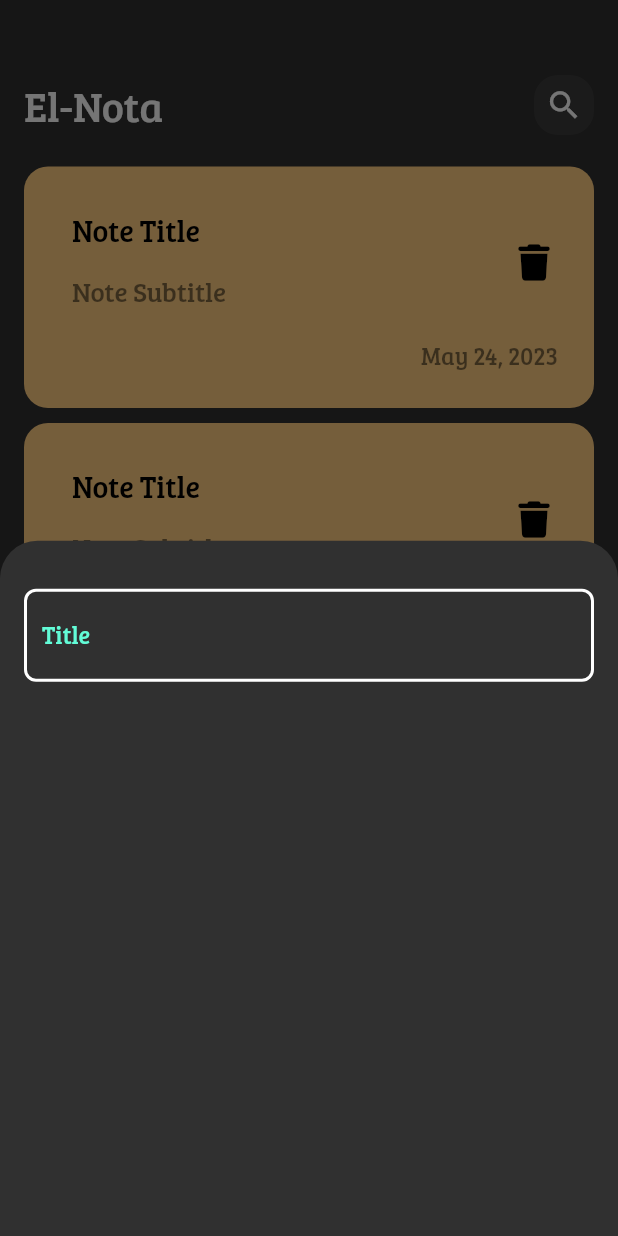
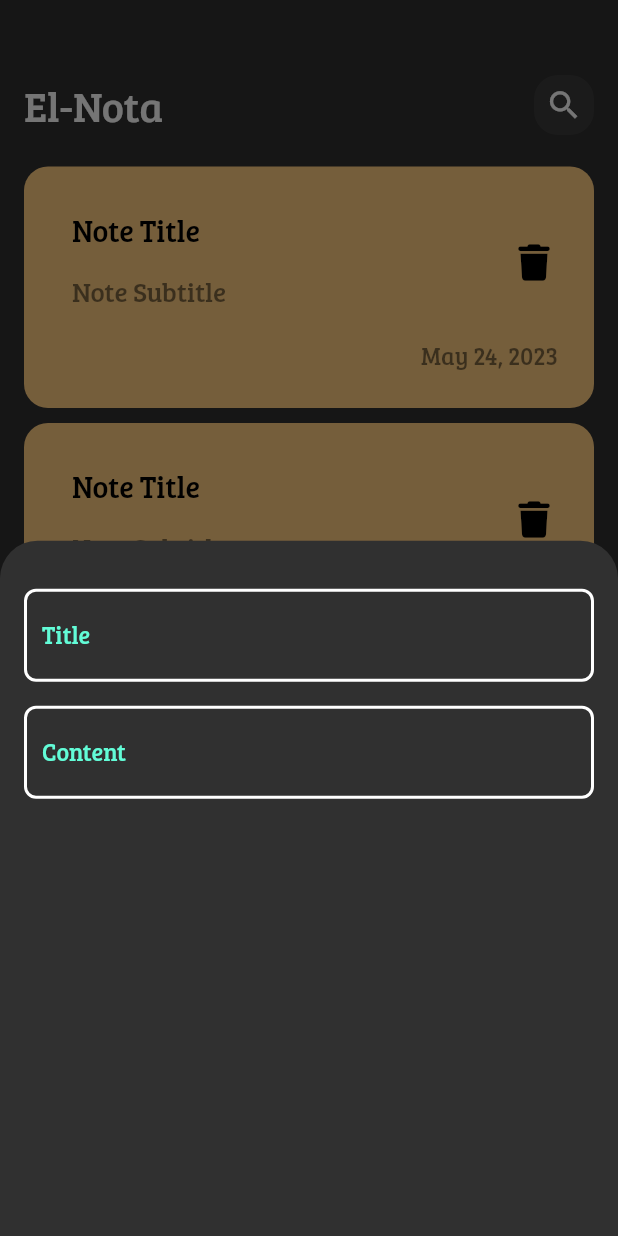
Before and after one commit to el5hatib/flutter-note-app-, a Flutter app: the screen it shows after launch, after a tap on the "add" icon, on a phone screen of 412 x 824 dp. Run offline on Flutter 3.47's test engine with Material 2 defaults, Android fonts, the phone set to English and light mode, and no system bars; our stand-ins replace font_awesome_flutter.

Commit message:
add fields to note bottomsheet

```diff
--- a/lib/widgests/AddNoteBottomSheet.dart
+++ b/lib/widgests/AddNoteBottomSheet.dart
@@ -9,11 +9,16 @@ class AddNoteBottomSheet extends StatelessWidget {
     return Padding(
       padding: const EdgeInsets.symmetric(horizontal: 16.0),
       child: Column(
-        children: [
+        children:  [
           SizedBox(
             height: 32,
           ),
-          CustomeTextField(),
+          CustomeTextField(hints: 'Title',),
+          SizedBox(
+            height: 16,
+          ),
+          CustomeTextField(hints: 'Content', maxLines: 5,),
+
         ],
       ),
     );
--- a/lib/widgests/CustomeTextField.dart
+++ b/lib/widgests/CustomeTextField.dart
@@ -3,14 +3,16 @@ import 'package:flutter/material.dart';
 import 'Constant.dart';
 
 class CustomeTextField extends StatelessWidget {
-  const CustomeTextField({super.key});
-
+  const CustomeTextField({super.key, required this.hints, this.maxLines=1});
+  final String hints ;
+  final int maxLines;
   @override
   Widget build(BuildContext context) {
     return TextField(
       cursorColor:  kPrimaryColor,
         decoration: InputDecoration(
-          hintText: 'Title',
+          hintText: hints,
+          hintMaxLines: maxLines,
           hintStyle: const TextStyle(
             color: kPrimaryColor,
           ),
```
